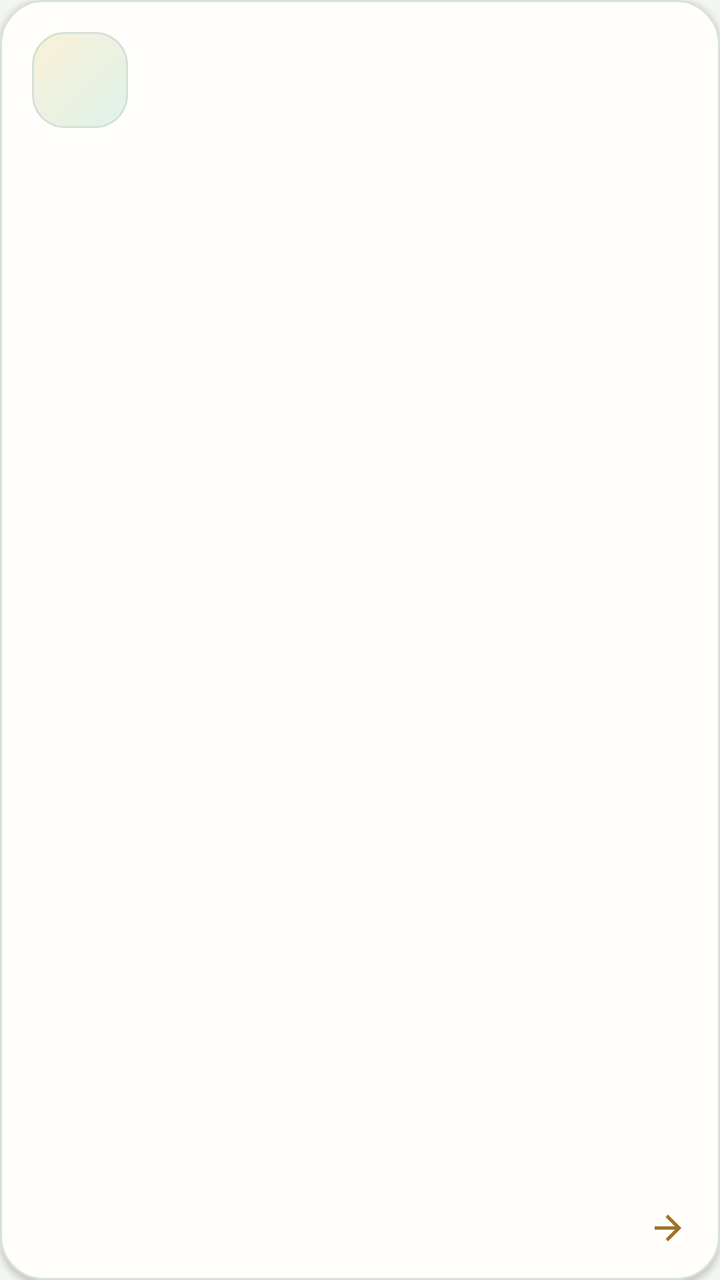
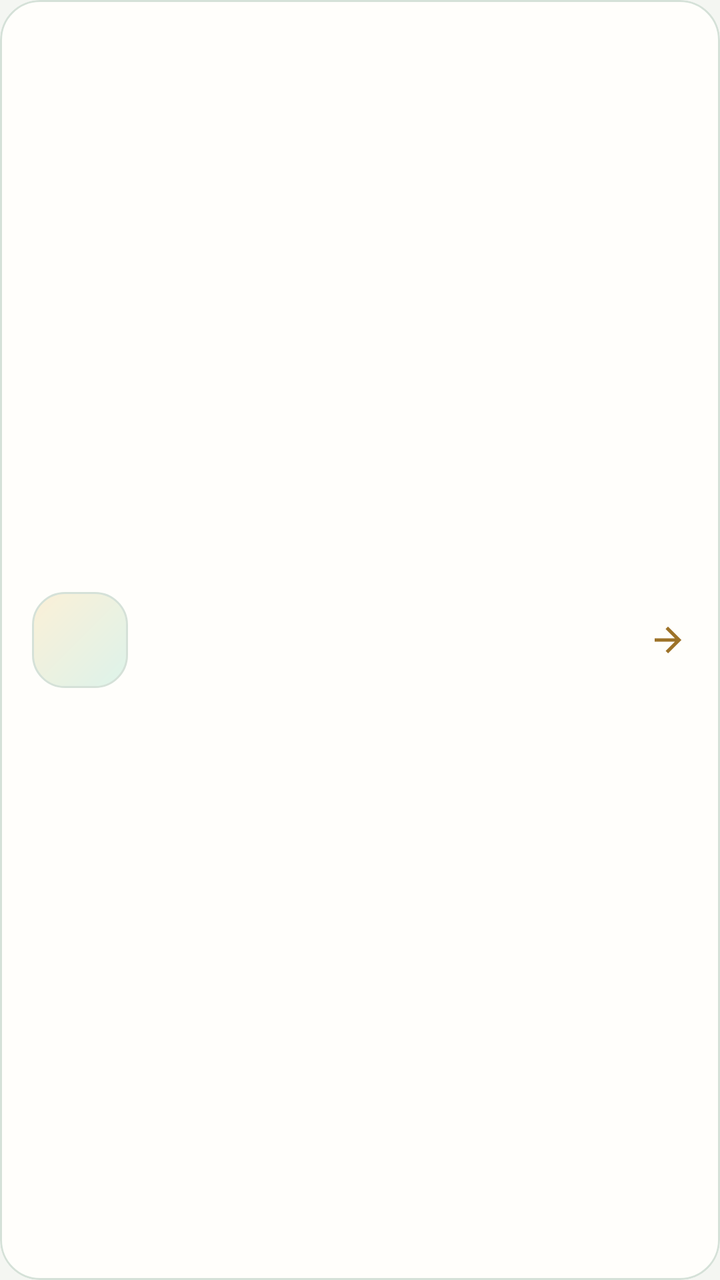

The first picture is an Android layout as it rendered before a commit; the second is the same layout after the commit. The layout source and the unified diff follow.
<!-- AndroidManifest.xml: application theme Theme.MESADEPARTES -->
<!-- res/layout/item_acceso.xml -->
<?xml version="1.0" encoding="utf-8"?>
<com.google.android.material.card.MaterialCardView xmlns:android="http://schemas.android.com/apk/res/android"
    xmlns:app="http://schemas.android.com/apk/res-auto"
    android:layout_width="match_parent"
    android:layout_height="wrap_content"
    android:clickable="true"
    android:focusable="true"
    android:foreground="?attr/selectableItemBackground"
    android:minHeight="172dp"
    app:cardBackgroundColor="@color/superficie_tarjeta"
    app:cardCornerRadius="22dp"
    app:cardElevation="2dp"
    app:strokeColor="@color/borde_suave"
    app:strokeWidth="1dp">

    <LinearLayout
        android:layout_width="match_parent"
        android:layout_height="match_parent"
        android:gravity="start"
        android:orientation="vertical"
        android:padding="16dp">

        <FrameLayout
            android:layout_width="48dp"
            android:layout_height="48dp"
            android:background="@drawable/bg_icon_tile">
            <ImageView
                android:id="@+id/icono"
                android:layout_width="26dp"
                android:layout_height="26dp"
                android:layout_gravity="center"
                android:contentDescription="@null" />
        </FrameLayout>

        <TextView
            android:id="@+id/etiqueta"
            android:layout_width="match_parent"
            android:layout_height="wrap_content"
            android:layout_marginTop="13dp"
            android:gravity="start|center_vertical"
            android:maxLines="2"
            android:textAppearance="?attr/textAppearanceTitleSmall"
            android:textColor="@color/texto_principal"
            android:textStyle="bold" />

        <TextView android:id="@+id/detalle" android:layout_width="match_parent"
            android:layout_height="wrap_content" android:layout_marginTop="5dp"
            android:textColor="@color/texto_secundario" android:textSize="12sp"/>

        
        <Space
            android:layout_width="match_parent"
            android:layout_height="0dp"
            android:layout_weight="1"
            android:minHeight="12dp" />

        <ImageView
            android:layout_width="20dp"
            android:layout_height="20dp"
            android:layout_gravity="end"
            android:contentDescription="@null"
            android:src="@drawable/ic_arrow_forward"
            app:tint="@color/dorado" />
    </LinearLayout>
</com.google.android.material.card.MaterialCardView>
<!-- resources referenced by this layout -->
<resources>
  <color name="borde_suave">#D5E1D8</color>
  <color name="dorado">#9D7228</color>
  <color name="superficie_tarjeta">#FFFEFB</color>
  <color name="texto_principal">#14231C</color>
  <color name="texto_secundario">#526159</color>
  <!-- drawable bg_icon_tile (drawable) -->
  <?xml version="1.0" encoding="utf-8"?>
  <shape xmlns:android="http://schemas.android.com/apk/res/android" android:shape="rectangle">
      <gradient android:angle="135" android:startColor="@color/verde_suave"
          android:endColor="@color/dorado_suave" />
      <stroke android:width="1dp" android:color="@color/borde_suave" />
      <corners android:radius="16dp" />
  </shape>
  <!-- drawable ic_arrow_forward (drawable) -->
  <vector xmlns:android="http://schemas.android.com/apk/res/android"
      android:width="20dp" android:height="20dp"
      android:viewportWidth="24" android:viewportHeight="24"
      android:tint="?attr/colorPrimary">
      <path android:fillColor="@android:color/white"
          android:pathData="M12,4l-1.41,1.41L16.17,11H4v2h12.17l-5.58,5.59L12,20l8,-8z" />
  </vector>
  <style name="Theme.MESADEPARTES" parent="Base.Theme.MESADEPARTES" />
  <color name="verde_suave">#DDF3EA</color>
  <color name="dorado_suave">#FBF0D7</color>
  <color name="verde_pnp">#096B4E</color>
  <color name="sobre_primario">#FFFFFF</color>
  <color name="verde_oscuro">#063D2F</color>
  <color name="white">#FFFFFFFF</color>
  <color name="fondo_app">#F4F6F2</color>
  <color name="superficie_elevada">#F8FAF5</color>
  <style name="Widget.MESADEPARTES.Button" parent="Widget.Material3.Button">
          <item name="cornerRadius">16dp</item>
          <item name="android:minHeight">56dp</item>
          <item name="android:textAllCaps">false</item>
          <item name="android:letterSpacing">0.01</item>
      </style>
  <style name="Widget.MESADEPARTES.TextInput" parent="Widget.Material3.TextInputLayout.OutlinedBox">
          <item name="boxCornerRadiusTopStart">16dp</item>
          <item name="boxCornerRadiusTopEnd">16dp</item>
          <item name="boxCornerRadiusBottomStart">16dp</item>
          <item name="boxCornerRadiusBottomEnd">16dp</item>
          <item name="boxStrokeColor">@color/borde_campo</item>
          <item name="hintTextColor">@color/texto_secundario</item>
      </style>
  <style name="Widget.MESADEPARTES.Card" parent="Widget.Material3.CardView.Elevated">
          <item name="cardCornerRadius">24dp</item>
          <item name="cardBackgroundColor">@color/superficie_tarjeta</item>
          <item name="cardElevation">2dp</item>
          <item name="strokeColor">@color/borde_suave</item>
          <item name="strokeWidth">1dp</item>
      </style>
</resources>

<!-- the commit's change to res/layout/item_acceso.xml (unified diff, before → after) -->
@@ -6,18 +6,18 @@
     android:clickable="true"
     android:focusable="true"
     android:foreground="?attr/selectableItemBackground"
-    android:minHeight="172dp"
+    android:minHeight="94dp"
     app:cardBackgroundColor="@color/superficie_tarjeta"
-    app:cardCornerRadius="22dp"
-    app:cardElevation="2dp"
+    app:cardCornerRadius="20dp"
+    app:cardElevation="0dp"
     app:strokeColor="@color/borde_suave"
     app:strokeWidth="1dp">
 
     <LinearLayout
         android:layout_width="match_parent"
         android:layout_height="match_parent"
-        android:gravity="start"
-        android:orientation="vertical"
+        android:gravity="center_vertical"
+        android:orientation="horizontal"
         android:padding="16dp">
 
         <FrameLayout
@@ -32,32 +32,33 @@
                 android:contentDescription="@null" />
         </FrameLayout>
 
-        <TextView
-            android:id="@+id/etiqueta"
-            android:layout_width="match_parent"
+        <LinearLayout
+            android:layout_width="0dp"
             android:layout_height="wrap_content"
-            android:layout_marginTop="13dp"
-            android:gravity="start|center_vertical"
-            android:maxLines="2"
-            android:textAppearance="?attr/textAppearanceTitleSmall"
-            android:textColor="@color/texto_principal"
-            android:textStyle="bold" />
-
-        <TextView android:id="@+id/detalle" android:layout_width="match_parent"
-            android:layout_height="wrap_content" android:layout_marginTop="5dp"
-            android:textColor="@color/texto_secundario" android:textSize="12sp"/>
-
-        
-        <Space
-            android:layout_width="match_parent"
-            android:layout_height="0dp"
+            android:layout_marginStart="14dp"
             android:layout_weight="1"
-            android:minHeight="12dp" />
+            android:orientation="vertical">
+            <TextView
+                android:id="@+id/etiqueta"
+                android:layout_width="match_parent"
+                android:layout_height="wrap_content"
+                android:maxLines="2"
+                android:textAppearance="?attr/textAppearanceTitleMedium"
+                android:textColor="@color/texto_principal"
+                android:textStyle="bold" />
+            <TextView
+                android:id="@+id/detalle"
+                android:layout_width="match_parent"
+                android:layout_height="wrap_content"
+                android:layout_marginTop="4dp"
+                android:textColor="@color/texto_secundario"
+                android:textSize="13sp" />
+        </LinearLayout>
 
         <ImageView
             android:layout_width="20dp"
             android:layout_height="20dp"
-            android:layout_gravity="end"
+            android:layout_marginStart="12dp"
             android:contentDescription="@null"
             android:src="@drawable/ic_arrow_forward"
             app:tint="@color/dorado" />
